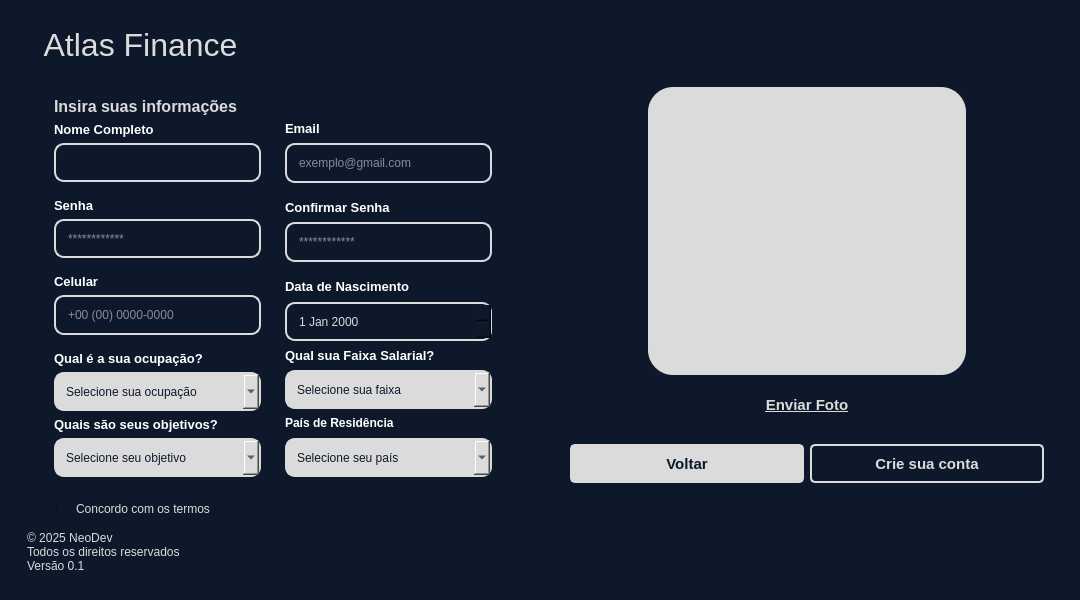
The window that ui/CadastroWindow.ui (kawlu/Atlas-Finance) describes before a commit, drawn with Qt 5.
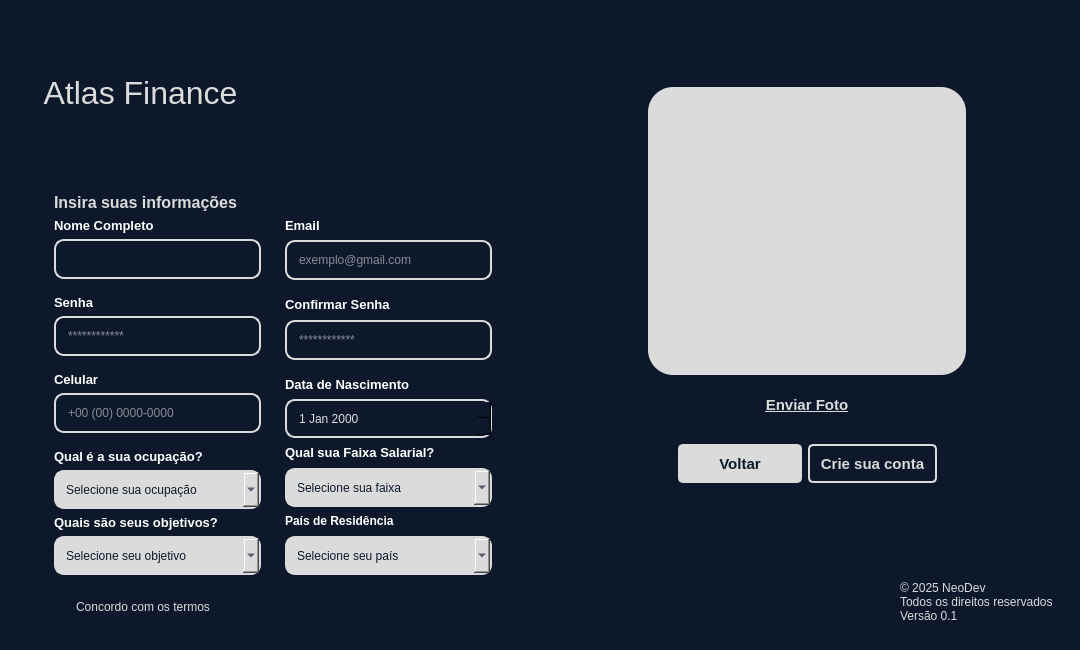
The same window after the commit. Icons and pictures are not drawn.

Commit message: Versão 1.0

Diff of the .ui file:
```diff
--- a/ui/CadastroWindow.ui
+++ b/ui/CadastroWindow.ui
@@ -7,19 +7,19 @@
     <x>0</x>
     <y>0</y>
     <width>1080</width>
-    <height>600</height>
+    <height>650</height>
    </rect>
   </property>
   <property name="minimumSize">
    <size>
     <width>1080</width>
-    <height>600</height>
+    <height>650</height>
    </size>
   </property>
   <property name="maximumSize">
    <size>
     <width>1080</width>
-    <height>618</height>
+    <height>650</height>
    </size>
   </property>
   <property name="windowTitle">
@@ -526,13 +526,6 @@
             </layout>
            </widget>
           </item>
-          <item>
-           <widget class="QLabel" name="lbl_copyright">
-            <property name="text">
-             <string>&lt;html&gt;&lt;head/&gt;&lt;body&gt;&lt;p&gt;&lt;span style=&quot; color:#dbdbdb;&quot;&gt;© 2025 NeoDev&lt;br/&gt;Todos os direitos reservados&lt;br/&gt;Versão 0.1&lt;/span&gt;&lt;/p&gt;&lt;/body&gt;&lt;/html&gt;</string>
-            </property>
-           </widget>
-          </item>
          </layout>
         </widget>
        </item>
@@ -710,6 +703,19 @@
              <enum>QFrame::Raised</enum>
             </property>
             <layout class="QHBoxLayout" name="horizontalLayout_6">
+             <item>
+              <spacer name="horizontalSpacer">
+               <property name="orientation">
+                <enum>Qt::Horizontal</enum>
+               </property>
+               <property name="sizeHint" stdset="0">
+                <size>
+                 <width>40</width>
+                 <height>20</height>
+                </size>
+               </property>
+              </spacer>
+             </item>
              <item>
               <widget class="QPushButton" name="btn_login">
                <property name="sizePolicy">
@@ -771,9 +777,29 @@
                </property>
               </widget>
              </item>
+             <item>
+              <spacer name="horizontalSpacer_2">
+               <property name="orientation">
+                <enum>Qt::Horizontal</enum>
+               </property>
+               <property name="sizeHint" stdset="0">
+                <size>
+                 <width>40</width>
+                 <height>20</height>
+                </size>
+               </property>
+              </spacer>
+             </item>
             </layout>
            </widget>
           </item>
+          <item alignment="Qt::AlignRight|Qt::AlignBottom">
+           <widget class="QLabel" name="lbl_copyright">
+            <property name="text">
+             <string>&lt;html&gt;&lt;head/&gt;&lt;body&gt;&lt;p&gt;&lt;span style=&quot; color:#dbdbdb;&quot;&gt;© 2025 NeoDev&lt;br/&gt;Todos os direitos reservados&lt;br/&gt;Versão 0.1&lt;/span&gt;&lt;/p&gt;&lt;/body&gt;&lt;/html&gt;</string>
+            </property>
+           </widget>
+          </item>
          </layout>
         </widget>
        </item>
```
The commit also changes 1 other file.
